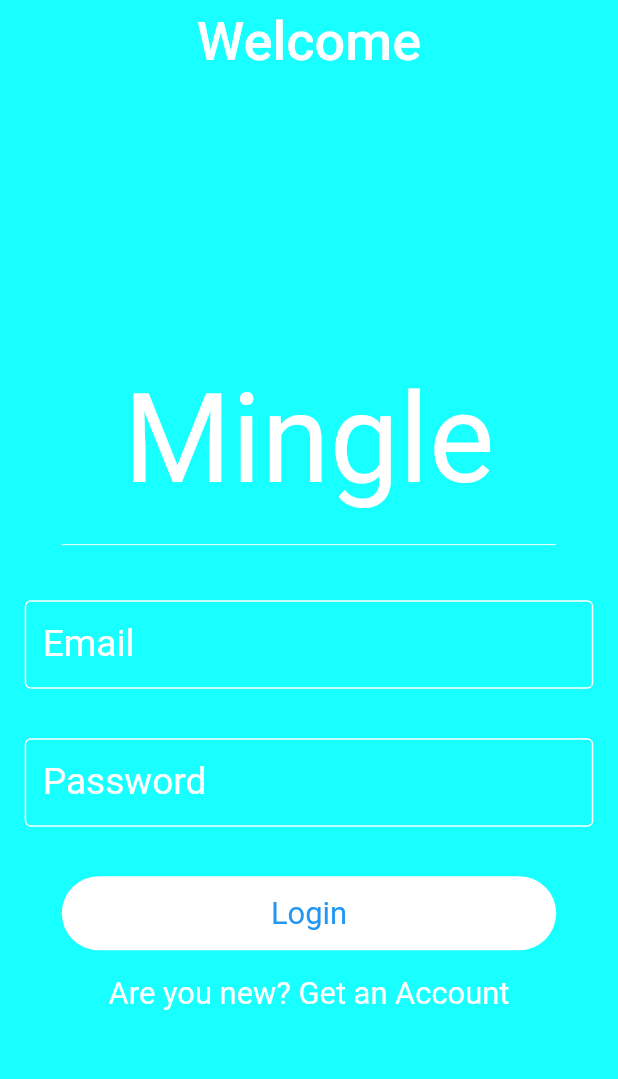
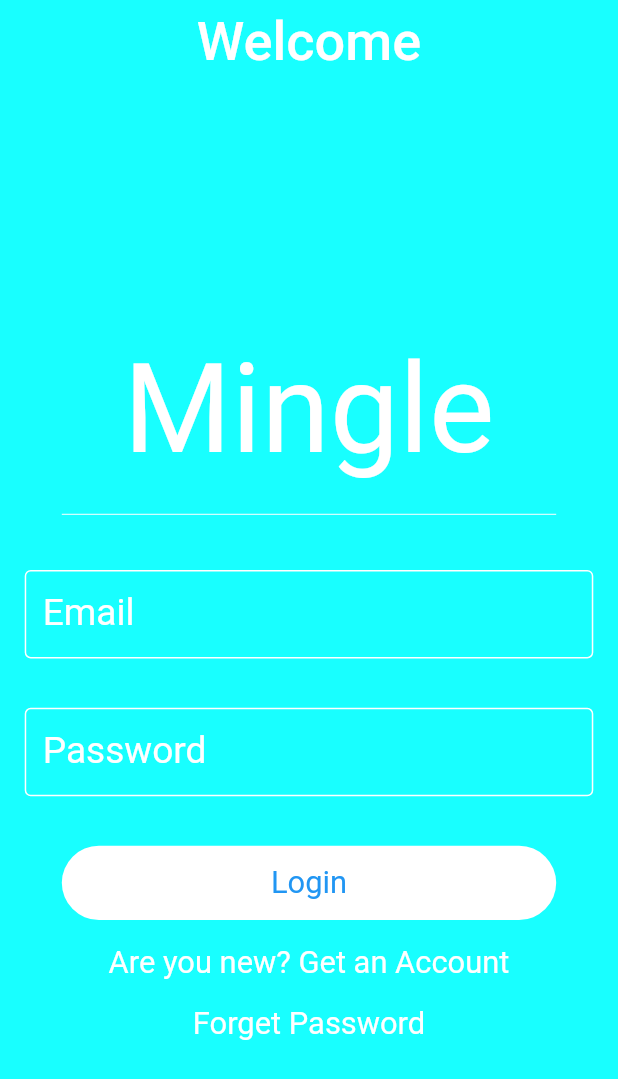
Before and after one commit to Compzool/Lets-Mingle-Dating-App, a Flutter app: the screen it shows after launch, on a phone screen of 412 x 824 dp. Shown: the top 1079 px of the screen. Run offline on Flutter 3.47's test engine with Material 2 defaults, Android fonts, the phone set to English and light mode, and no system bars; our stand-ins replace bloc, cloud_firestore, equatable, eva_icons_flutter, extended_image, file_picker and 10 more; missing offline and left inert: agora_rtc_engine; accounts and stored records are empty.

Commit message:
Reset password

```diff
--- a/lib/ui/widgets/loginForm.dart
+++ b/lib/ui/widgets/loginForm.dart
@@ -6,6 +6,7 @@ import 'package:mingle/ui/constants.dart';
 import 'package:mingle/ui/pages/signUp.dart';
 import 'package:flutter/material.dart';
 import 'package:flutter_bloc/flutter_bloc.dart';
+import 'package:mingle/ui/widgets/reset.dart';
 
 class LoginForm extends StatefulWidget {
   final UserRepository _userRepository;
@@ -237,6 +238,24 @@ class _LoginFormState extends State<LoginForm> {
                                 fontSize: size.height * 0.025,
                                 color: Colors.white),
                           ),
+                        ),
+                        SizedBox(
+                          height: size.height * 0.02,
+                        ),
+                        GestureDetector(
+                          onTap: () {
+                            Navigator.of(context).push(
+                              MaterialPageRoute(
+                                builder: (context) => ResetScreen()
+                              ),
+                            );
+                          },
+                          child: Text(
+                            "Forget Password",
+                            style: TextStyle(
+                                fontSize: size.height * 0.025,
+                                color: Colors.white),
+                          ),
                         )
                       ],
                     ),
```
Also changed, not shown: lib/ui/widgets/reset.dart (added, +54 -0 lines).
